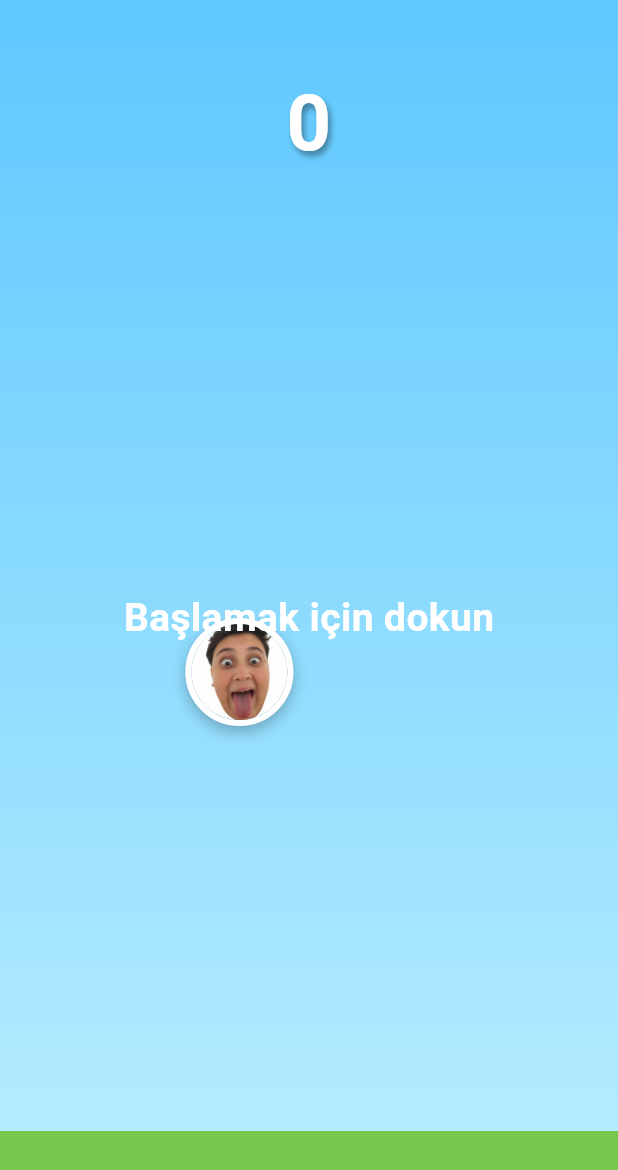
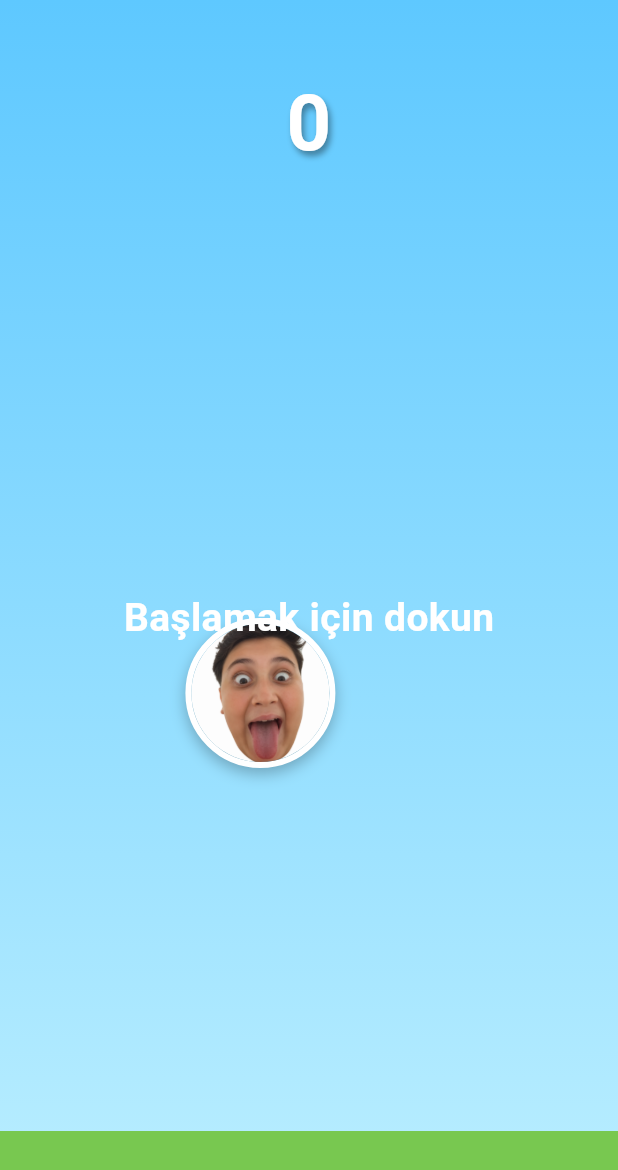
Before and after one commit to Yavuzozcan/Enbiaya-Birds, a Flutter app: the screen it shows after launch, on a phone screen of 412 x 824 dp. Shown: the top 1170 px of the screen. Run offline on Flutter 3.47's test engine with Material 3 defaults, Android fonts, the phone set to English and light mode, and no system bars.

Commit message:
karakter büyütüldü

```diff
--- a/lib/widgets/bird.dart
+++ b/lib/widgets/bird.dart
@@ -9,7 +9,7 @@ class Bird extends StatelessWidget {
     super.key,
     required this.left,
     required this.top,
-    this.size = 72,
+    this.size = 100,
   });
 
   @override
```
